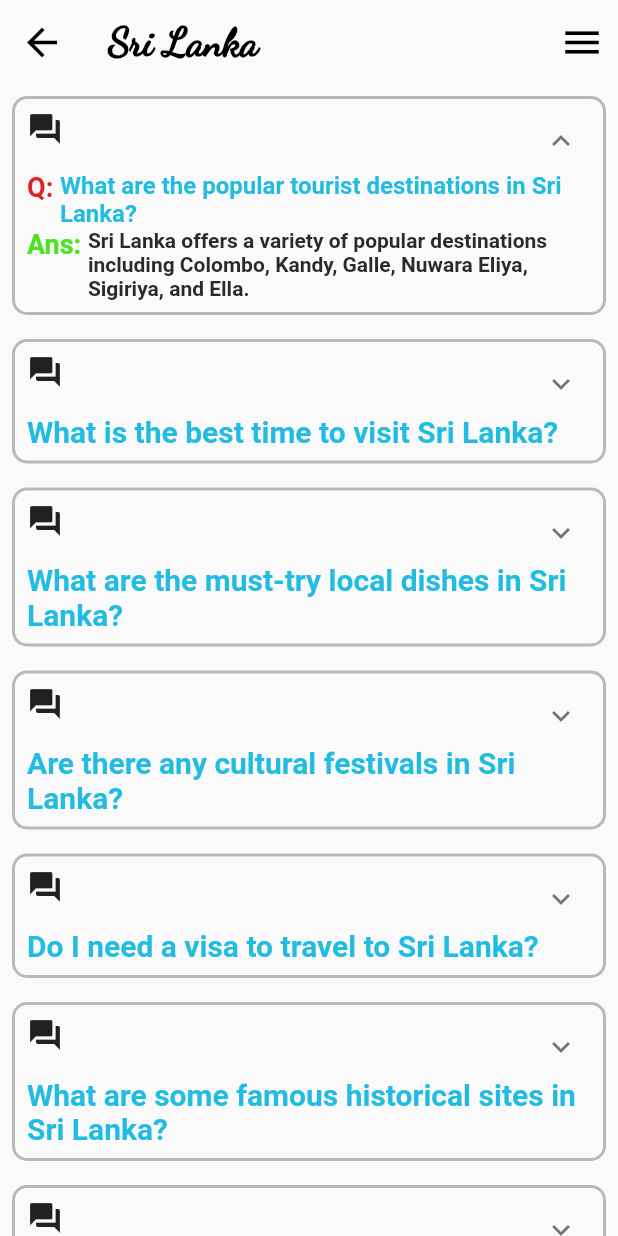
After one commit to chathudilzo/srilanka, a Flutter app: the Faq_Page screen opened directly, after a tap on the "question answer" icon, on a phone screen of 412 x 824 dp. The commit adds this screen. Run offline on Flutter 3.47's test engine with Material 2 defaults, Android fonts, the phone set to English and light mode, and no system bars; drawn by our look-alikes of expandable; our stand-ins replace animated_text_kit, card_swiper, carousel_slider, cloud_firestore, dropdown_button2, firebase_auth and 9 more; missing offline and left inert: animated_list_item, flutter_polyline_points, location_geocoder, scroll_loop_auto_scroll; accounts and stored records are empty; network calls fail; statements that could not run were skipped.

Commit message:
basic_complete

```diff
--- a/lib/main.dart
+++ b/lib/main.dart
@@ -4,6 +4,7 @@ import 'package:srilanka/content_controller.dart';
 import 'package:srilanka/controllers/news_controller.dart';
 import 'package:srilanka/controllers/weather_controller.dart';
 import 'package:srilanka/screens/about.dart';
+import 'package:srilanka/screens/faq_page.dart';
 import 'package:srilanka/screens/festival_page.dart';
 import 'package:srilanka/screens/gov_services_page.dart';
 import 'package:srilanka/screens/news_list_page.dart';
--- /dev/null
+++ b/lib/screens/faq_page.dart
@@ -0,0 +1,143 @@
+import 'dart:convert';
+
+import 'package:expandable/expandable.dart';
+import 'package:flutter/material.dart';
+import 'package:flutter/services.dart';
+import 'package:flutter/src/widgets/container.dart';
+import 'package:flutter/src/widgets/framework.dart';
+import 'package:google_fonts/google_fonts.dart';
+import 'package:loading_animation_widget/loading_animation_widget.dart';
+import 'package:srilanka/widgets/menu_drawer.dart';
+
+
+class Faq{
+  final String question;
+  final String answer;
+
+  Faq({required this.question,required this.answer});
+}
+
+
+class Faq_Page extends StatefulWidget {
+  const Faq_Page({super.key});
+
+  @override
+  State<Faq_Page> createState() => _Faq_PageState();
+}
+
+class _Faq_PageState extends State<Faq_Page> {
+  bool _isLoading=true;
+  List<Faq> _faqList=[];
+
+
+  _loadData()async{
+    try{
+      String jsonString=await rootBundle.loadString('assets/faq.json');
+      List<dynamic> jsonList=json.decode(jsonString);
+      print(jsonList);
+
+      List<Faq> faqList=jsonList.map((json){
+        return Faq(question: json['question'], answer: json['answer']);
+      }).toList();
+      if(faqList.isNotEmpty){
+        setState(() {
+          _faqList=faqList;
+          _isLoading=false;
+        });
+      }
+    }catch(e){
+      print(e.toString());
+    }
+  }
+
+@override
+  void initState() {
+    // TODO: implement initState
+    super.initState();
+    _loadData();
+  }
+
+  @override
+  Widget build(BuildContext context) {
+    double width=MediaQuery.of(context).size.width;
+    double height=MediaQuery.of(context).size.height;
+
+    return Scaffold(
+      appBar: AppBar(
+         iconTheme: IconThemeData(color: Color.fromARGB(255, 0, 0, 0),size: 30),
+         elevation: 0,
+         backgroundColor: Color.fromARGB(255, 7, 29, 99).withOpacity(0.001),
+         title:Text('Sri Lanka',style:GoogleFonts.dancingScript(
+               fontSize: 26,
+               fontWeight: FontWeight.w900,
+               color: Colors.black
+             )),
+       ),
+       endDrawer: const MenuDrawer(),
+      body: Container(
+          width: width,
+          height: height,
+          child:_isLoading? Center(
+            child: LoadingAnimationWidget.beat(color: Colors.blue, size: 50),
+          ):ListView.builder(
+            itemCount: _faqList.length,
+            itemBuilder:(context,index){
+              return
+                  Padding(
+                    padding: const EdgeInsets.all(8.0),
+                    child: Container(
+                      width: width*0.9,
+                      decoration: BoxDecoration(
+                        border: Border.all(width: 2,color: Colors.black26),
+                        borderRadius: BorderRadius.circular(10)
+                      ),
+                      child: Padding(
+                        padding: const EdgeInsets.all(8.0),
+                        child: ExpandablePanel(
+                            header: Row(
+                              mainAxisAlignment: MainAxisAlignment.start,
+                              children: [
+                                Icon(Icons.question_answer),
+                              ],
+                            ),
+
+                            collapsed:Text(_faqList[index].question,style: TextStyle(color: Color.fromARGB(255, 34, 188, 226),fontSize: 20,fontWeight: FontWeight.bold)),
+                            expanded:
+                                   Column(
+                                      crossAxisAlignment: CrossAxisAlignment.start,
+                                      children: [
+                                        Row(mainAxisAlignment: MainAxisAlignment.start,
+                                        crossAxisAlignment: CrossAxisAlignment.start,
+                                          children: [
+                                            Text('Q: ',style: TextStyle(color: Color.fromARGB(255, 226, 34, 34),fontSize: 18,fontWeight: FontWeight.bold)),
+                                            Expanded(child:Column(children: [Text(_faqList[index].question,style: TextStyle(color: Color.fromARGB(255, 34, 188, 226),fontSize:width>800? 18:16,fontWeight: FontWeight.bold))],)),
+                                          ],
+                                        ),
+                                        Row(
+                                          mainAxisAlignment: MainAxisAlignment.start,
+                                          crossAxisAlignment: CrossAxisAlignment.start,
+                                          children: [
+                                            Text('Ans: ',style: TextStyle(color: Color.fromARGB(255, 79, 226, 34),fontSize: 18,fontWeight: FontWeight.bold)),
+                                            Expanded(child:Column(children: [Text(_faqList[index].answer,style: TextStyle(color: Color.fromARGB(255, 43, 41, 46),fontSize:width>800? 20:14,fontWeight: FontWeight.bold))],)),
+                                          ],
+                                        )
+                                      ],
+                                    ),
+
+                                  ),
+                      ),
+                    ),
+                  );
+
+
+
+
+
+
+
+
+            })
+      ),
+    );
+  }
+}
--- a/lib/screens/festival_page.dart
+++ b/lib/screens/festival_page.dart
@@ -127,10 +127,12 @@ Padding item(int index){
              )),
        ),
        endDrawer: const MenuDrawer(),
-      body: Center(
+      body:Padding(
+        padding: const EdgeInsets.all(8.0),
+        child: Center(
           child: Container(
               width:MediaQuery.of(context).size.width<800? width:width*0.5,
-          height: height,
+              //height: height,
               child:_isLoading?Center(
                 child: LoadingAnimationWidget.beat(color: Colors.blue, size: 50),
               ):ListView.builder(
@@ -139,7 +141,9 @@ Padding item(int index){
                   return AnimatedListItem(child: item(index), index: index, length: _festivals.length, aniController: _animationController);
                 })
             ),
-      )
+        ),
+      ),
+
     );
   }
 }
--- a/lib/screens/full_map_screen.dart
+++ b/lib/screens/full_map_screen.dart
@@ -193,7 +193,8 @@ String? selectedValue;
                                      color: Colors.amber,
                                    ) ,
                                      child:
-                                           GoogleMap(
+                                           Stack(
+                                             children:[ GoogleMap(
                                              initialCameraPosition:CameraPosition(
                                                target:destination,
                                                zoom: 8),
@@ -201,39 +202,15 @@ String? selectedValue;
                                                markers:markers
 
                                                ),
-                                     width:width*0.7,
-                                     height: height,
-
-                        )
-
-                      ]
-              ),SizedBox(width: 5,),
-              Container( width: width*0.28,
-                                  height: height,
-                                  decoration: BoxDecoration(
-                                    boxShadow: [BoxShadow(blurRadius: 5,spreadRadius: 5)],
-                                    gradient: LinearGradient(colors: [Color.fromARGB(255, 36, 37, 37),Colors.black]),
-                                    borderRadius: BorderRadius.circular(10)
-                                  ),
-
-                                          child: SingleChildScrollView(
-                                            child: Column(
-                                              mainAxisAlignment: MainAxisAlignment.spaceAround,
-                                              children: [
-                                                Text(Placess[index].name,textAlign: TextAlign.center, style: TextStyle(decoration: TextDecoration.none, fontSize: 28,fontWeight: FontWeight.bold,color: Color.fromARGB(255, 252, 252, 252),),)
-                                                ,Card(color: Color.fromARGB(255, 255, 255, 255),
-                                                  child: Padding(
-                                                    padding: const EdgeInsets.all(8.0),
-                                                    child: Text(Placess[index].description,style: TextStyle(fontSize: 20),),
-                                                  ),
-                                                ),
-                                               SizedBox(height: 20,),
-                                                Center(
+                                               Positioned(
+                                                top:10,
+                                                right: 10,
+                                                child: Center(
                                                     child: Container(
                                                       decoration: BoxDecoration(
                                                         boxShadow: [BoxShadow(blurRadius: 3,spreadRadius: 3,offset: Offset(1,1))],
                                                         borderRadius: BorderRadius.circular(10),
-                                                        color: Color.fromARGB(255, 11, 11, 11),
+                                                        color: Color.fromARGB(255, 99, 97, 97),
                                                       ),
                                                                   width: MediaQuery.of(context).size.width*0.2 ,
                                                                    height: MediaQuery.of(context).size.width * 0.2,
@@ -272,7 +249,37 @@ String? selectedValue;
                                                                     }
                                                                   }),
                                                                 ),
+                                                  ),)
+                                             ]
                                            ),
+                                     width:width*0.7,
+                                     height: height,
+
+                        )
+
+                      ]
+              ),SizedBox(width: 5,),
+              Container( width: width*0.28,
+
+                                  decoration: BoxDecoration(
+                                    boxShadow: [BoxShadow(blurRadius: 5,spreadRadius: 5)],
+                                    gradient: LinearGradient(colors: [Color.fromARGB(255, 180, 182, 182),Color.fromARGB(255, 4, 148, 192)]),
+                                    borderRadius: BorderRadius.circular(10)
+                                  ),
+
+                                          child: SingleChildScrollView(
+                                            child: Column(
+                                              mainAxisAlignment: MainAxisAlignment.spaceAround,
+                                              children: [
+                                                Text(Placess[index].name,textAlign: TextAlign.center, style: TextStyle(decoration: TextDecoration.none, fontSize: 28,fontWeight: FontWeight.bold,color: Color.fromARGB(255, 252, 252, 252),),)
+                                                ,Card(color: Color.fromARGB(255, 255, 255, 255),
+                                                  child: Padding(
+                                                    padding: const EdgeInsets.all(8.0),
+                                                    child: Text(Placess[index].description,style: TextStyle(fontSize: 20),),
+                                                  ),
+                                                ),
+                                               SizedBox(height: 20,),
+
 
                                               ],
                                             ),
@@ -314,8 +321,9 @@ String? selectedValue;
                                     height: height,
                                     decoration: BoxDecoration(
                                       boxShadow: [BoxShadow(blurRadius: 5,spreadRadius: 2)],
-                                      gradient: LinearGradient(colors: [Color.fromARGB(255, 36, 37, 37),Colors.black]),
-                                      borderRadius: BorderRadius.circular(10)
+                                      gradient: LinearGradient(colors: [Color.fromARGB(255, 239, 240, 240),Color.fromARGB(255, 20, 139, 218)]),
+                                      borderRadius: BorderRadius.circular(10),
+                                      border: Border.all(width: 2,color: Colors.blue)
                                     ),
 
                                             child: SingleChildScrollView(
@@ -330,15 +338,17 @@ String? selectedValue;
                                                     ),
                                                   ),
                                                  SizedBox(height: 20,),
-                                                  Center(
+                                                  Padding(
+                                                    padding: const EdgeInsets.all(8.0),
+                                                    child: Center(
                                                         child: Container(
                                                           decoration: BoxDecoration(
                                                             boxShadow: [BoxShadow(blurRadius: 3,spreadRadius: 3,offset: Offset(1,1))],
                                                             borderRadius: BorderRadius.circular(10),
-                                                          color: Color.fromARGB(255, 11, 11, 11),
+                                                            color: Color.fromARGB(255, 241, 239, 239),
                                                           ),
-                                                                    width: MediaQuery.of(context).size.width*0.2 ,
-                                                                     height: MediaQuery.of(context).size.width * 0.2,
+                                                                      width: MediaQuery.of(context).size.width*0.4 ,
+                                                                       height: MediaQuery.of(context).size.width * 0.4,
                                                                       child: GetBuilder<WeatherController>(builder: (controller) {
                                                                         if (controller.clwIsLoading) {
                                                                           return LoadingAnimationWidget.threeRotatingDots(color: Colors.blue, size: 30);
@@ -375,6 +385,7 @@ String? selectedValue;
                                                                       }),
                                                                     ),
                                                       ),
+                                                  ),
 
                                                 ],
                                               ),
--- a/lib/screens/province.dart
+++ b/lib/screens/province.dart
@@ -222,7 +222,7 @@ var screenSize=MediaQuery.of(context).size;
                    // ),
               ),
                 ),
-                 BottomBar()
+                // BottomBar()
           ],
         ),
       ):SingleChildScrollView(
@@ -326,7 +326,7 @@ var screenSize=MediaQuery.of(context).size;
 
 
 
-           BottomBar()
+           //BottomBar()
           ]
         )
       )
--- a/lib/screens/province_details.dart
+++ b/lib/screens/province_details.dart
@@ -346,7 +346,7 @@ double calculateDistance(lat1,long1,lat2,long2){
               ]
              ),
            ),
-           BottomBar()
+          // BottomBar()
         ],
        )
        ) ,
--- a/lib/widgets/featured_tiles.dart
+++ b/lib/widgets/featured_tiles.dart
@@ -3,6 +3,7 @@ import 'package:flutter/material.dart';
 import 'package:flutter/src/widgets/container.dart';
 import 'package:flutter/src/widgets/framework.dart';
 import 'package:get/get.dart';
+import 'package:srilanka/screens/faq_page.dart';
 import 'package:srilanka/screens/festival_page.dart';
 import 'package:srilanka/screens/gov_services_page.dart';
 import 'package:srilanka/screens/homepage_screen.dart';
@@ -14,8 +15,8 @@ class FeaturedTiles extends StatelessWidget {
   final screenSize;
 
 
-  final List<String> assets=['assets/reli.jpg','assets/news.jpg','assets/fest.jpg','assets/gov.jpg'];
-  final List<String> title=['Religous','News','Festivels','Gov Services'];
+  final List<String> assets=['assets/faq_travel.jpg','assets/news.jpg','assets/fest.jpg','assets/gov.jpg'];
+  final List<String> title=['Faq','News','Festivels','Gov Services'];
 
   @override
   Widget build(BuildContext context) {
@@ -29,7 +30,7 @@ class FeaturedTiles extends StatelessWidget {
           children: [
             GestureDetector(
               onTap: () {
-                title[pageIndex]=='Religous'?Get.to(()=>HomePage()):title[pageIndex]=='Festivels'?Get.to(()=>FestivalsPage()):title[pageIndex]=='News'?Get.to(()=>NewsListPage()): Get.to(()=>GovServices());
+                title[pageIndex]=='Faq'?Get.to(()=>Faq_Page()):title[pageIndex]=='Festivels'?Get.to(()=>FestivalsPage()):title[pageIndex]=='News'?Get.to(()=>NewsListPage()): Get.to(()=>GovServices());
               },
               child: Column(
                 mainAxisAlignment: MainAxisAlignment.center,
@@ -65,7 +66,7 @@ class FeaturedTiles extends StatelessWidget {
           children: [
             GestureDetector(
               onTap: () {
-                title[pageIndex]=='Religous'?Get.to(()=>HomePage()):title[pageIndex]=='Festivels'?Get.to(()=>FestivalsPage()):title[pageIndex]=='News'?Get.to(()=>NewsListPage()): Get.to(()=>GovServices());
+                title[pageIndex]=='Faq'?Get.to(()=>Faq_Page()):title[pageIndex]=='Festivels'?Get.to(()=>FestivalsPage()):title[pageIndex]=='News'?Get.to(()=>NewsListPage()): Get.to(()=>GovServices());
               },
               child: SizedBox(
                 height: screenSize.width/6,
--- a/lib/widgets/map_box.dart
+++ b/lib/widgets/map_box.dart
@@ -254,7 +254,7 @@ String? selectedValue;
                                  GoogleMap(
                                  initialCameraPosition:CameraPosition(
                                    target:destination,
-                                   zoom: 4),
+                                   zoom: 12),
                                    onMapCreated:_onMapCreated,
                                    markers: {
                                      Marker(markerId: MarkerId("Destination"), position: destination),
@@ -292,7 +292,7 @@ String? selectedValue;
                 ),
                 Expanded(
                   child: Text(
-                    'Select Item',
+                    'Select Location',
                     style: TextStyle(
                       fontSize: 14,
                       fontWeight: FontWeight.bold,
--- a/pubspec.yaml
+++ b/pubspec.yaml
@@ -59,6 +59,7 @@ dependencies:
   url_launcher:
   flutter_svg:
   intl:
+  expandable: ^5.0.1
 
 dev_dependencies:
   flutter_test:
```
Also changed, not shown: assets/faq.json (added, +178 -0 lines), assets/festivals.json (+6 -6 lines), assets/faq_travel.jpg (added), pubspec.lock. Lines whose indentation alone changed are shown as unchanged.
